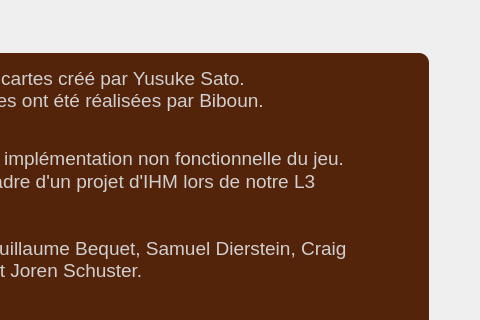
First picture: the form in timebomb/credits.ui, repository gbequet/time_bomb, before the edit; both pictures show x 436 to 916 and y 217 to 537 of the 1084 by 628 pixel window.
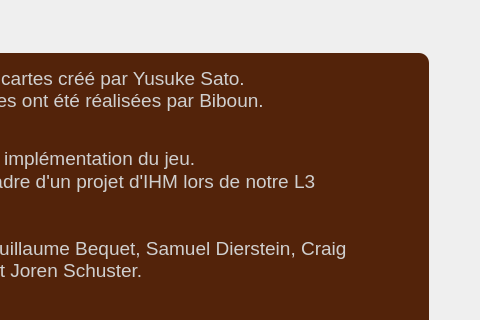
Second picture: the form after the edit. Icons and pictures are not drawn.

Commit message: noms de fenetre corrects pour tous les écrans, finitions côté jeu en ligne (l&f, affichage d'un message comme quoi le mode n'est pas implémenté), maj credits

Diff of the .ui file:
```diff
--- a/timebomb/credits.ui
+++ b/timebomb/credits.ui
@@ -202,7 +202,7 @@
 p, li { white-space: pre-wrap; }
 &lt;/style&gt;&lt;/head&gt;&lt;body style=&quot; font-family:'Sans Serif'; font-size:9pt; font-weight:400; font-style:normal;&quot;&gt;
 &lt;p style=&quot; margin-top:0px; margin-bottom:0px; margin-left:0px; margin-right:0px; -qt-block-indent:0; text-indent:0px;&quot;&gt;&lt;span style=&quot; font-size:14pt;&quot;&gt;Timebomb est un jeu de cartes créé par Yusuke Sato.&lt;br /&gt;Les illustrations des cartes ont été réalisées par Biboun.&lt;br /&gt;&lt;/span&gt;&lt;/p&gt;
-&lt;p style=&quot; margin-top:0px; margin-bottom:0px; margin-left:0px; margin-right:0px; -qt-block-indent:0; text-indent:0px;&quot;&gt;&lt;span style=&quot; font-size:14pt;&quot;&gt;&lt;br /&gt;Ce logiciel constitue une implémentation non fonctionnelle du jeu.&lt;/span&gt;&lt;/p&gt;
+&lt;p style=&quot; margin-top:0px; margin-bottom:0px; margin-left:0px; margin-right:0px; -qt-block-indent:0; text-indent:0px;&quot;&gt;&lt;span style=&quot; font-size:14pt;&quot;&gt;&lt;br /&gt;Ce logiciel constitue une implémentation du jeu.&lt;/span&gt;&lt;/p&gt;
 &lt;p style=&quot; margin-top:0px; margin-bottom:0px; margin-left:0px; margin-right:0px; -qt-block-indent:0; text-indent:0px;&quot;&gt;&lt;span style=&quot; font-size:14pt;&quot;&gt;Il a été réalisé dans le cadre d'un projet d'IHM lors de notre L3 Informatique.&lt;/span&gt;&lt;/p&gt;
 &lt;p style=&quot; margin-top:0px; margin-bottom:0px; margin-left:0px; margin-right:0px; -qt-block-indent:0; text-indent:0px;&quot;&gt;&lt;span style=&quot; font-size:14pt;&quot;&gt;&lt;br /&gt;Membres de l'équipe : Guillaume Bequet, Samuel Dierstein, Craig Hiernard, Arthur Klipfel et Joren Schuster.&lt;/span&gt;&lt;/p&gt;&lt;/body&gt;&lt;/html&gt;</string>
       </property>
```
The commit also changes 4 other files.
